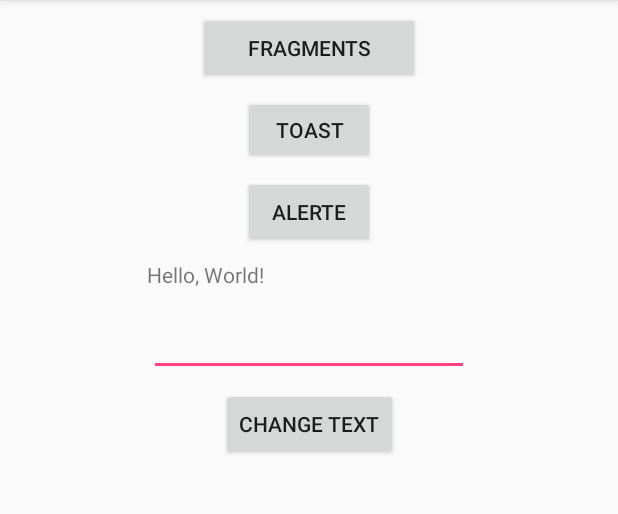
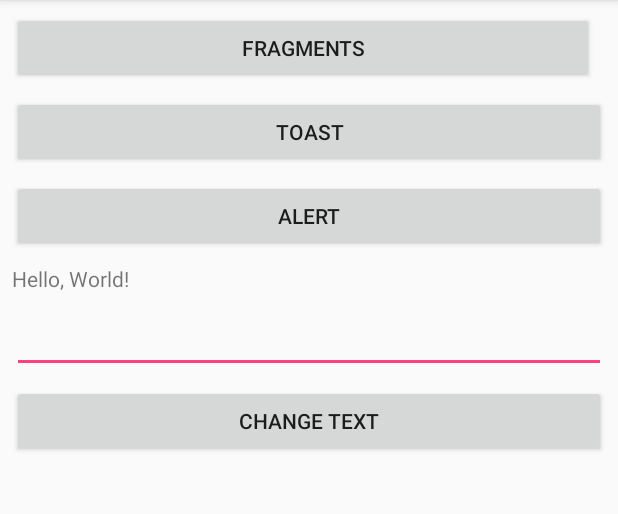
Before and after one commit to moKacraft/kotlin_test, an Android app: the screen it shows after launch (MainActivity), on a phone screen of 412 x 824 dp, the part 84-598 px from its top. Run offline under Robolectric (Android 15) with nearby library versions, the phone set to English and light mode, and no system bars.

Commit message:
ui modification

```diff
--- a/app/src/main/res/layout/activity_main.xml
+++ b/app/src/main/res/layout/activity_main.xml
@@ -1,85 +1,66 @@
 <?xml version="1.0" encoding="utf-8"?>
-<android.support.constraint.ConstraintLayout xmlns:android="http://schemas.android.com/apk/res/android"
-    xmlns:app="http://schemas.android.com/apk/res-auto"
+<LinearLayout xmlns:android="http://schemas.android.com/apk/res/android"
     xmlns:tools="http://schemas.android.com/tools"
     android:layout_width="match_parent"
     android:layout_height="match_parent"
-    tools:context="madeline.test_kotlin.MainActivity">
+    tools:context="madeline.test_kotlin.MainActivity"
+    android:orientation="vertical">
 
-    <TextView
-        android:id="@+id/textView"
-        android:layout_width="216dp"
-        android:layout_height="24dp"
-        android:layout_marginEnd="8dp"
+    <Button
+        android:id="@+id/button2"
+        android:layout_width="match_parent"
+        android:layout_height="wrap_content"
+        android:layout_marginEnd="16dp"
+        android:layout_marginLeft="8dp"
+        android:layout_marginRight="16dp"
         android:layout_marginStart="8dp"
         android:layout_marginTop="8dp"
-        android:text="@string/Hello_World"
-        app:layout_constraintEnd_toEndOf="parent"
-        app:layout_constraintStart_toStartOf="parent"
-        app:layout_constraintTop_toBottomOf="@+id/button_alert" />
+        android:text="@string/button_activity" />
 
     <Button
         android:id="@+id/button1"
-        android:layout_width="wrap_content"
-        android:layout_height="45dp"
-        android:layout_marginEnd="8dp"
-        android:layout_marginStart="8dp"
-        android:layout_marginTop="8dp"
-        android:text="@string/button_text"
-        app:layout_constraintEnd_toEndOf="parent"
-        app:layout_constraintStart_toStartOf="parent"
-        app:layout_constraintTop_toBottomOf="@+id/button2" />
-
-    <Button
-        android:id="@+id/button2"
-        android:layout_width="148dp"
-        android:layout_height="wrap_content"
-        android:layout_marginEnd="16dp"
-        android:layout_marginStart="8dp"
-        android:layout_marginTop="8dp"
-        android:text="@string/button_activity"
-        app:layout_constraintEnd_toEndOf="parent"
-        app:layout_constraintHorizontal_bias="0.518"
-        app:layout_constraintStart_toStartOf="parent"
-        app:layout_constraintTop_toTopOf="parent"
-        android:layout_marginRight="16dp"
-        android:layout_marginLeft="8dp" />
-
-    <Button
-        android:id="@+id/button_alert"
-        android:layout_width="wrap_content"
+        android:layout_width="match_parent"
         android:layout_height="wrap_content"
         android:layout_marginEnd="8dp"
         android:layout_marginStart="8dp"
         android:layout_marginTop="8dp"
-        android:text="@string/alerte"
-        app:layout_constraintEnd_toEndOf="parent"
-        app:layout_constraintStart_toStartOf="parent"
-        app:layout_constraintTop_toBottomOf="@+id/button1" />
+        android:text="@string/button_text"/>
+
+    <Button
+        android:id="@+id/button_alert"
+        android:layout_width="match_parent"
+        android:layout_height="wrap_content"
+        android:layout_marginEnd="8dp"
+        android:layout_marginStart="8dp"
+        android:layout_marginTop="8dp"
+        android:text="@string/alerte" />
+
+    <TextView
+        android:id="@+id/textView"
+        android:layout_width="match_parent"
+        android:layout_height="wrap_content"
+        android:layout_marginEnd="8dp"
+        android:layout_marginStart="8dp"
+        android:layout_marginTop="8dp"
+        android:text="@string/Hello_World" />
 
     <EditText
         android:id="@+id/editText"
-        android:layout_width="wrap_content"
+        android:layout_width="match_parent"
         android:layout_height="wrap_content"
         android:layout_marginEnd="8dp"
         android:layout_marginStart="8dp"
         android:layout_marginTop="8dp"
         android:ems="10"
-        android:inputType="text"
-        app:layout_constraintEnd_toEndOf="parent"
-        app:layout_constraintStart_toStartOf="parent"
-        app:layout_constraintTop_toBottomOf="@+id/textView" />
+        android:inputType="text"/>
 
     <Button
         android:id="@+id/button3"
-        android:layout_width="wrap_content"
+        android:layout_width="match_parent"
         android:layout_height="wrap_content"
         android:layout_marginEnd="8dp"
         android:layout_marginStart="8dp"
         android:layout_marginTop="8dp"
-        android:text="@string/change_text"
-        app:layout_constraintEnd_toEndOf="parent"
-        app:layout_constraintStart_toStartOf="parent"
-        app:layout_constraintTop_toBottomOf="@+id/editText" />
+        android:text="@string/change_text"/>
 
-</android.support.constraint.ConstraintLayout>
+</LinearLayout>
--- a/app/src/main/res/values/strings.xml
+++ b/app/src/main/res/values/strings.xml
@@ -5,6 +5,6 @@
     <string name="Hello_World">Hello, World!</string>
     <string name="change_fragment">Change Fragment</string>
     <string name="toast_text">I\'m a toast.</string>
-    <string name="alerte">Alerte</string>
+    <string name="alerte">Alert</string>
     <string name="change_text">change text</string>
 </resources>
```
Also changed, not shown: app/src/main/java/madeline/test_kotlin/MainActivity.kt (+13 -0 lines).
